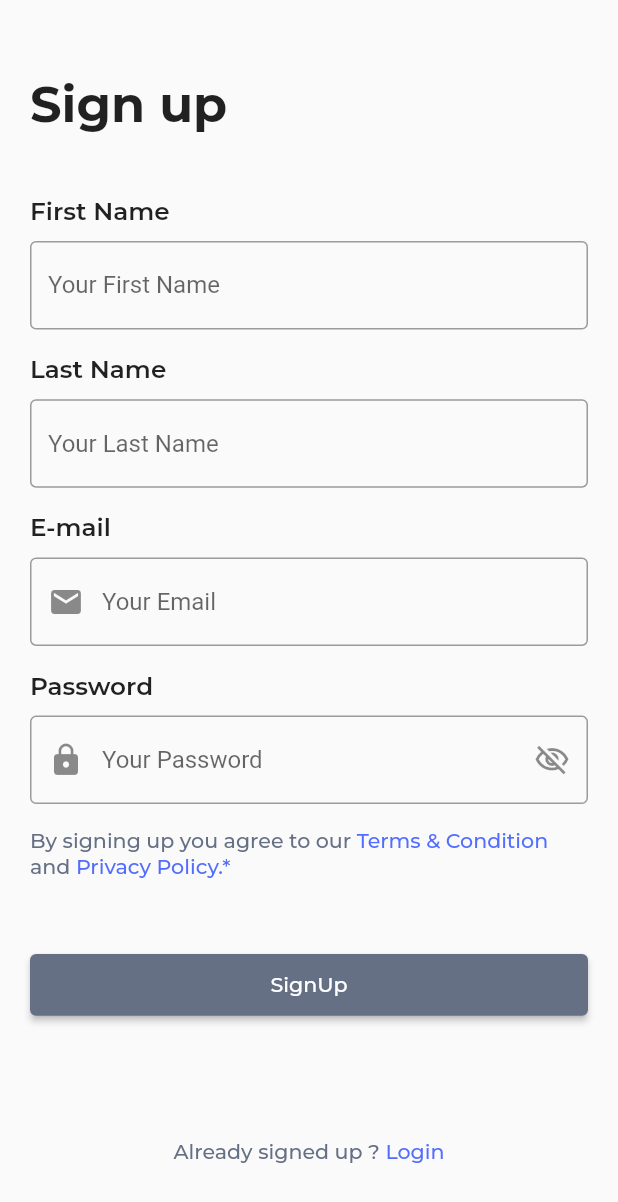
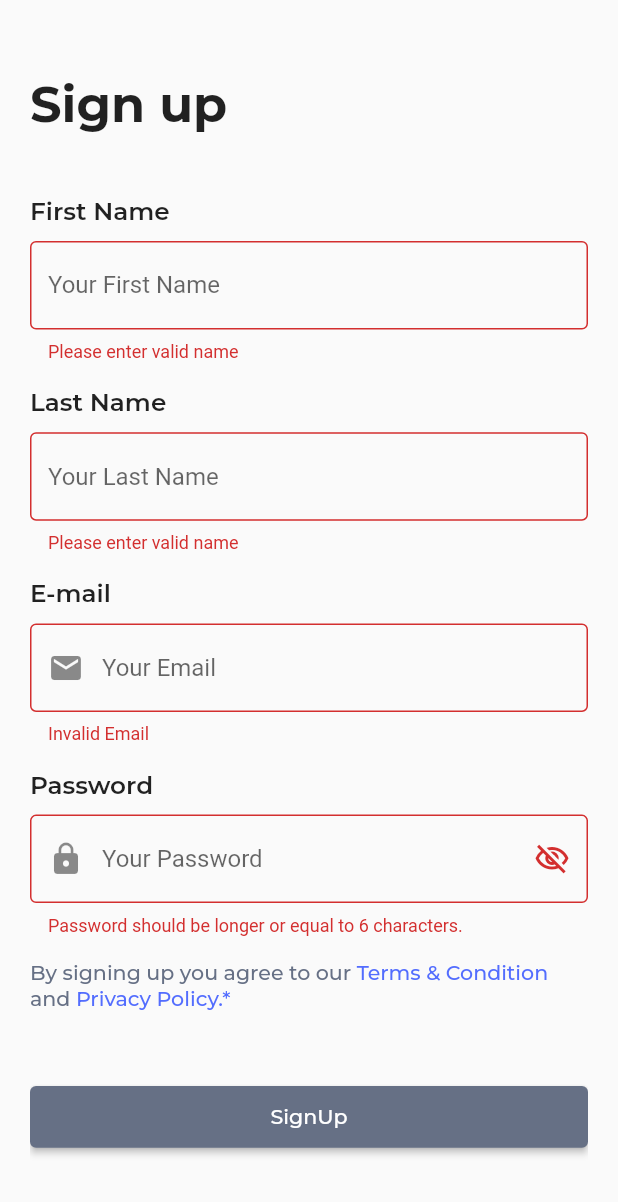
Before and after one commit to ArpitSahu01/authentication_practice, a Flutter app: the SignUpScreen screen opened directly, after a tap on "SignUp", on a phone screen of 412 x 824 dp. Shown: the top 1202 px of the screen. Run offline on Flutter 3.47's test engine with Material 2 defaults, Android fonts, the phone set to English and light mode, and no system bars; our stand-ins replace get, google_fonts.

Commit message:
made modification to login and signup page and added recovery page

```diff
--- a/lib/main.dart
+++ b/lib/main.dart
@@ -1,5 +1,6 @@
 import 'package:authentication_pracitce/screens/home_screen.dart';
 import 'package:authentication_pracitce/screens/login_page.dart';
+import 'package:authentication_pracitce/screens/password_recovery_page.dart';
 import 'package:get/get.dart';
 import 'package:authentication_pracitce/screens/signup.dart';
 import 'package:flutter/material.dart';
--- a/lib/screens/signup.dart
+++ b/lib/screens/signup.dart
@@ -14,12 +14,19 @@ class SignUpScreen extends StatefulWidget {
 class _SignUpScreenState extends State<SignUpScreen> {
 
   bool _obsureText = true;
+  final _formKey = GlobalKey<FormState>();
+  final _firstNameController = TextEditingController();
+  final _lastNameController = TextEditingController();
+  final _emailController = TextEditingController();
+  final _passwordController = TextEditingController();
   @override
   Widget build(BuildContext context) {
     return Scaffold(
       body: SafeArea(child: Padding(
         padding: const EdgeInsets.symmetric(horizontal: 20),
         child: SingleChildScrollView(
+          child: Form(
+            key: _formKey,
             child: Column(
               mainAxisAlignment: MainAxisAlignment.center,
               crossAxisAlignment: CrossAxisAlignment.start,
@@ -37,10 +44,17 @@ class _SignUpScreenState extends State<SignUpScreen> {
                     ),),
                     SizedBox(height: 10,),
                     TextFormField(
+                      controller: _firstNameController,
                       decoration: InputDecoration(
                         hintText: "Your First Name",
                         border: const OutlineInputBorder(),
                       ),
+                      validator: (value){
+                        if(value == null || value.length<=2){
+                          return "Please enter valid name";
+                        }
+                        return null;
+                      },
                     ),
                   ],
                 ),
@@ -53,10 +67,17 @@ class _SignUpScreenState extends State<SignUpScreen> {
                     ),),
                     SizedBox(height: 10,),
                     TextFormField(
+                      controller: _lastNameController,
                       decoration: InputDecoration(
                         hintText: "Your Last Name",
                         border: const OutlineInputBorder(),
                       ),
+                      validator: (value){
+                        if(value == null || value.length<=2){
+                          return "Please enter valid name";
+                        }
+                        return null;
+                      },
                     ),
                   ],
                 ),
@@ -69,11 +90,21 @@ class _SignUpScreenState extends State<SignUpScreen> {
                     ),),
                     const SizedBox(height: 10,),
                     TextFormField(
+                      controller: _emailController,
+                      keyboardType: TextInputType.emailAddress,
                       decoration: const InputDecoration(
                         prefixIcon: Icon(Icons.mail),
                         hintText: "Your Email",
                         border:  OutlineInputBorder(),
                       ),
+                      validator: (value){
+                        final bool _isEmailValid =
+                        RegExp(r"^[a-zA-Z0-9.a-zA-Z0-9.!#$%&'*+-/=?^_`{|}~]+@[a-zA-Z0-9]+\.[a-zA-Z]+").hasMatch(value!);
+                        if(!_isEmailValid){
+                          return "Invalid Email";
+                        }
+                        return null;
+                      },
                     ),
                   ],
                 ),
@@ -86,7 +117,13 @@ class _SignUpScreenState extends State<SignUpScreen> {
                     ),),
                     SizedBox(height: 10,),
                     TextFormField(
+                      controller: _passwordController,
                       obscureText:  _obsureText,
+                      validator: (value){
+                        if(value == null || value.length<=6){
+                          return "Password should be longer or equal to 6 characters.";
+                        }
+                      },
                       decoration: InputDecoration(
                         prefixIcon: Icon(Icons.lock),
                         hintText: "Your Password",
@@ -131,7 +168,16 @@ class _SignUpScreenState extends State<SignUpScreen> {
                 SizedBox(
                   width: 100.0.wp,
                   height: 5.0.hp,
-                child: ElevatedButton(onPressed: (){},
+                  child: ElevatedButton(onPressed: (){
+                    if(_formKey.currentState!.validate()){
+                      String name = "${_firstNameController.text.trim()} ${_lastNameController.text.trim()}";
+                      String email = _emailController.text.trim();
+                      String password = _passwordController.text.trim();
+                      print(name);
+                      print(email);
+                      print(password);
+                    }
+                  },
                     style: ButtonStyle(
                       backgroundColor: MaterialStateProperty.all(checkBoxColor),
                     ),
@@ -152,7 +198,7 @@ class _SignUpScreenState extends State<SignUpScreen> {
                       GestureDetector(
                         onTap: (){
                           print("Hello world");
-                        Get.to(()=> const LoginPageScreen());
+                          Get.offAll(()=> const LoginPageScreen());
                         },
                         child: Text("Login",style: kMontserratRegular.copyWith(
                           fontSize: 10.0.sp,
@@ -166,6 +212,7 @@ class _SignUpScreenState extends State<SignUpScreen> {
               ],
             ),
           ),
+        ),
       ),),
     );
   }
```
Also changed, not shown: lib/screens/login_page.dart (+38 -3 lines), lib/screens/password_recovery_page.dart (added, +90 -0 lines). Lines whose indentation alone changed are shown as unchanged.
